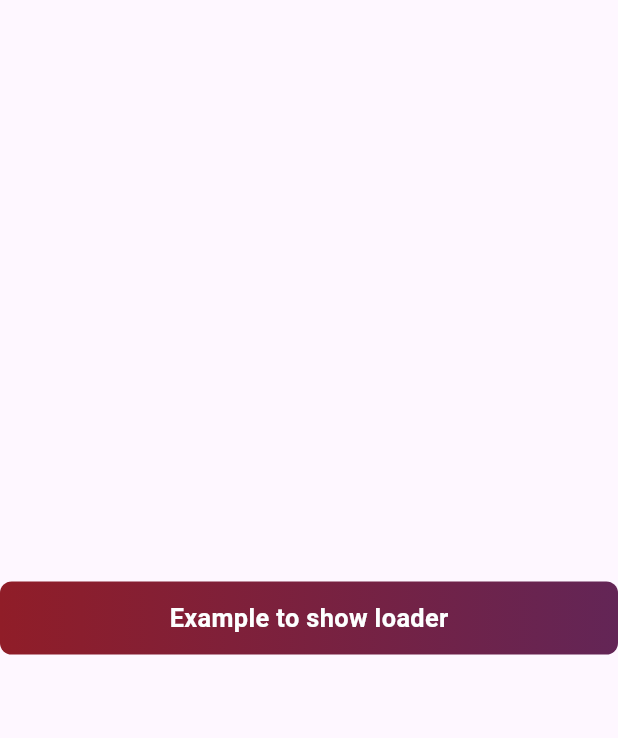
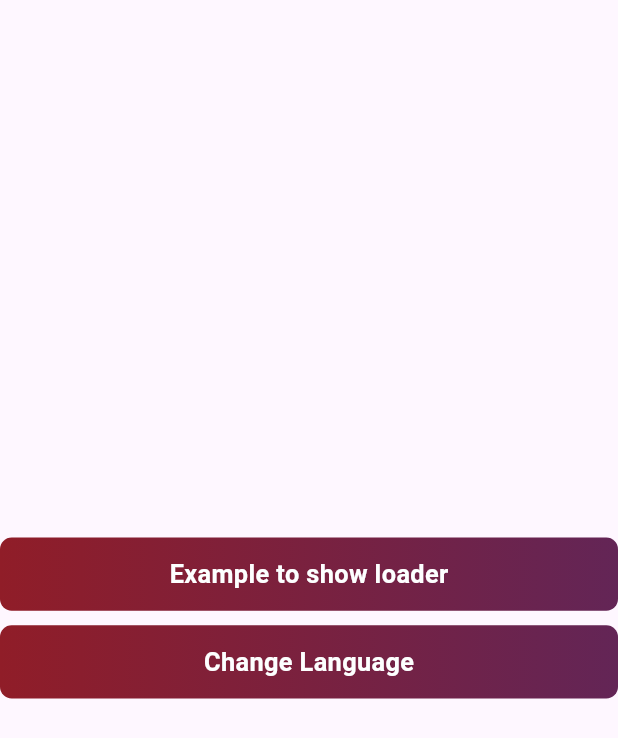
Before and after one commit to elysian12/samaj-mobile-app, a Flutter app: the screen it shows after launch, on a phone screen of 412 x 824 dp. Shown: the top 738 px of the screen. Run offline on Flutter 3.47's test engine with Material 3 defaults, Android fonts, the phone set to English and light mode, and no system bars; our stand-ins replace auto_route, flutter_screenutil, get_it, loading_animation_widget; generated files the repository leaves out were written again; Roboto replaces fonts that are missing (PlusJakartaSans).

Commit message:
Update dependencies, enhance localization support, and refactor main app structure
- Added new dependencies: `flutter_localization`, `provider`, and various transitive dependencies in `pubspec.lock`.
- Updated Flutter SDK version in `pubspec.lock`.
- Refactored `main.dart` to use `MultiProvider` for state management with `LanguageNotifier`.
- Enhanced `SplashScreen` to include language change functionality and improved UI layout.
- Updated iOS configuration files to include necessary pod support files.

```diff
--- /dev/null
+++ b/l10n.yaml
@@ -0,0 +1,4 @@
+arb-dir: lib/l10n/arb
+template-arb-file: app_en.arb
+output-localization-file: app_localizations.dart
+nullable-getter: false
--- /dev/null
+++ b/lib/data/notifiers/language_notifier.dart
@@ -0,0 +1,13 @@
+import 'package:flutter/material.dart';
+
+class LanguageNotifier extends ChangeNotifier {
+  Locale _locale = const Locale('en');
+
+  Locale get locale => _locale;
+
+  void changeLanguage() {
+    _locale =
+        _locale == const Locale('en') ? const Locale('gu') : const Locale('en');
+    notifyListeners();
+  }
+}
--- /dev/null
+++ b/lib/l10n/arb/app_en.arb
@@ -0,0 +1,6 @@
+{
+  "@@locale": "en",
+  "app_name": "Patel Samaj",
+  "exampleToShowLoader": "Example to show loader",
+  "changeLanguage": "Change Language"
+}
--- a/lib/main.dart
+++ b/lib/main.dart
@@ -1,5 +1,8 @@
 import 'package:flutter/material.dart';
 import 'package:flutter_screenutil/flutter_screenutil.dart';
+import 'package:patel_samaj_app/data/notifiers/language_notifier.dart';
+import 'package:patel_samaj_app/l10n/l10n.dart';
+import 'package:provider/provider.dart';
 import 'router/app_router.dart';
 import 'data/di/service_locator.dart';
 
@@ -16,7 +19,11 @@ class MyApp extends StatelessWidget {
 
   @override
   Widget build(BuildContext context) {
-    return ScreenUtilInit(
+    return MultiProvider(
+      providers: [
+        ChangeNotifierProvider(create: (context) => LanguageNotifier()),
+      ],
+      child: ScreenUtilInit(
         designSize: const Size(390, 844),
         builder: (context, child) => MaterialApp.router(
           title: 'Patel Samaj App',
@@ -25,6 +32,10 @@ class MyApp extends StatelessWidget {
             useMaterial3: true,
           ),
           routerConfig: _appRouter.config(),
+          localizationsDelegates: AppLocalizations.localizationsDelegates,
+          supportedLocales: AppLocalizations.supportedLocales,
+          locale: Provider.of<LanguageNotifier>(context).locale,
+        ),
       ),
     );
   }
--- a/lib/modules/splash/splash_screen.dart
+++ b/lib/modules/splash/splash_screen.dart
@@ -1,8 +1,13 @@
 import 'package:auto_route/auto_route.dart';
 import 'package:flutter/material.dart';
+import 'package:flutter_screenutil/flutter_screenutil.dart';
 import 'package:patel_samaj_app/common/widgets/app_button.dart';
 import 'package:patel_samaj_app/common/widgets/app_loader.dart';
 import 'package:patel_samaj_app/data/di/service_locator.dart';
+import 'package:patel_samaj_app/data/notifiers/language_notifier.dart';
+import 'package:patel_samaj_app/l10n/l10n.dart';
+import 'package:patel_samaj_app/main.dart';
+import 'package:provider/provider.dart';
 
 @RoutePage()
 class SplashScreen extends StatefulWidget {
@@ -17,13 +22,25 @@ class _SplashScreenState extends State<SplashScreen> {
   Widget build(BuildContext context) {
     return Scaffold(
       body: Center(
-        child: AppButton(
-          label: 'Example to show loader',
-          onPressed: () async {
-            getIt<AppLoader>().show();
-            await Future.delayed(const Duration(seconds: 3));
-            getIt<AppLoader>().hide();
-          },
+        child: Column(
+          mainAxisAlignment: MainAxisAlignment.center,
+          children: [
+            AppButton(
+              label: context.l10n.exampleToShowLoader,
+              onPressed: () async {
+                getIt<AppLoader>().show();
+                await Future.delayed(const Duration(seconds: 3));
+                getIt<AppLoader>().hide();
+              },
+            ),
+            SizedBox(height: 10.h),
+            AppButton(
+              label: context.l10n.changeLanguage,
+              onPressed: () async {
+                context.read<LanguageNotifier>().changeLanguage();
+              },
+            ),
+          ],
         ),
       ),
     );
--- a/pubspec.yaml
+++ b/pubspec.yaml
@@ -13,9 +13,11 @@ dependencies:
   cupertino_icons: ^1.0.8
   flutter:
     sdk: flutter
+  flutter_localization: ^0.2.3
   flutter_screenutil: ^5.9.3
   get_it: ^8.0.2
   loading_animation_widget: ^1.3.0
+  provider: ^6.1.2
 
 dev_dependencies:
   flutter_lints: ^4.0.0
@@ -27,3 +29,4 @@ dev_dependencies:
 
 flutter:
   uses-material-design: true
+  generate: true
```
Also changed, not shown: lib/l10n/arb/app_gu.arb (added, +7 -0 lines), lib/l10n/l10n.dart (added, +8 -0 lines), pubspec.lock, 3 other files. Lines whose indentation alone changed are shown as unchanged.
